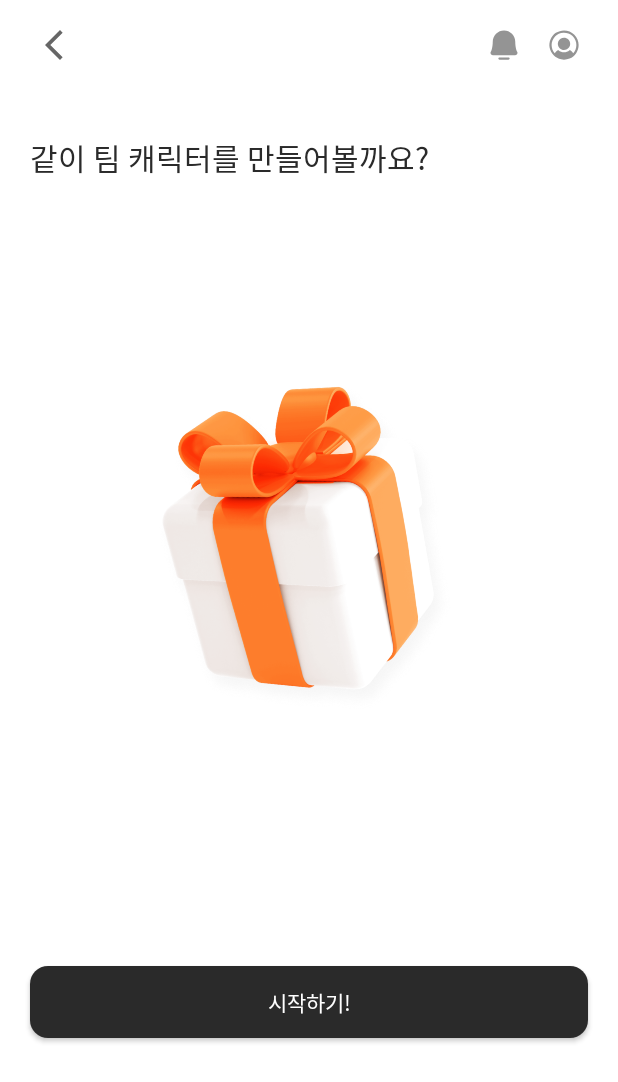
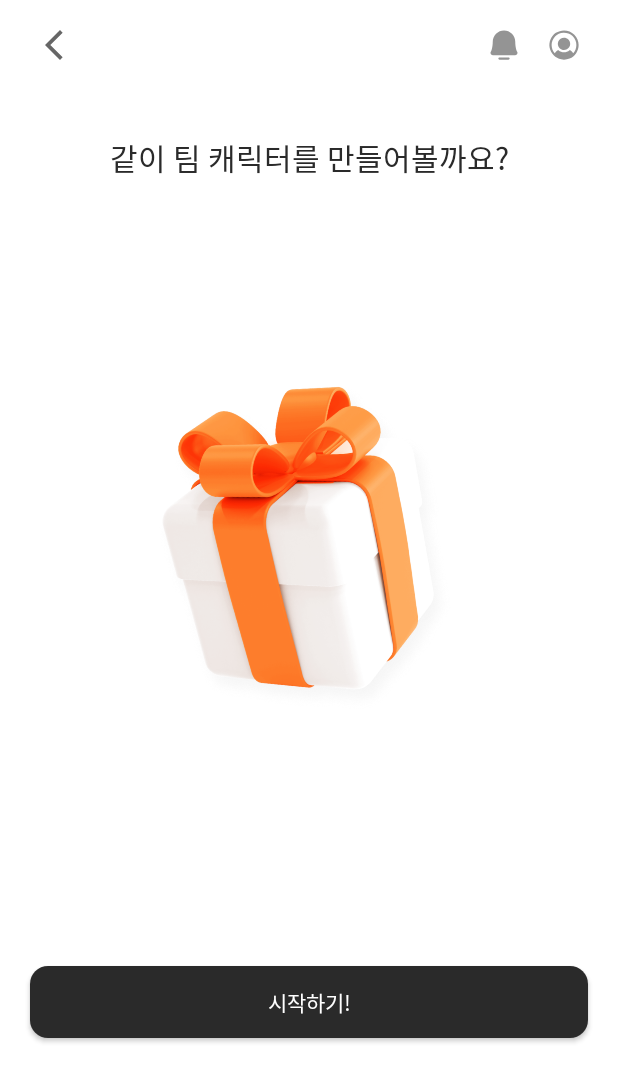
Before and after one commit to Do-It-Do-It-Chu/Dowith-Android, an Android app built with Jetpack Compose: the PresentScreen screen opened through its navigation route, on a phone screen of 412 x 824 dp. Shown: the top 1082 px of the screen. Run offline under Robolectric (Android 15) with nearby library versions, the phone set to English and light mode, and no system bars; our stand-ins replace Dagger/Hilt's generated code; libraries missing offline, so code that uses them is left out: org.orbitmvi.orbit; Roboto replaces fonts that are not available here; 3 statements that could not run were skipped.

Commit message:
:lipstick: 선물 상자 가운데로 정렬

```diff
--- a/app/src/main/java/com/soopeach/dowith/ui/screen/team/PresentScreen.kt
+++ b/app/src/main/java/com/soopeach/dowith/ui/screen/team/PresentScreen.kt
@@ -14,6 +14,7 @@ import androidx.compose.material.icons.filled.ArrowBackIosNew
 import androidx.compose.material3.Scaffold
 import androidx.compose.material3.Text
 import androidx.compose.runtime.Composable
+import androidx.compose.ui.Alignment
 import androidx.compose.ui.Modifier
 import androidx.compose.ui.graphics.Color
 import androidx.compose.ui.res.painterResource
@@ -67,7 +68,8 @@ fun PresentContent(
                 .padding(paddingValues)
                 .padding(horizontal = 20.dp)
                 .background(Color.White),
-            verticalArrangement = Arrangement.SpaceBetween
+            verticalArrangement = Arrangement.SpaceBetween,
+            horizontalAlignment = Alignment.CenterHorizontally
         ) {
 
             Spacer(modifier = Modifier.height(30.dp))
```
